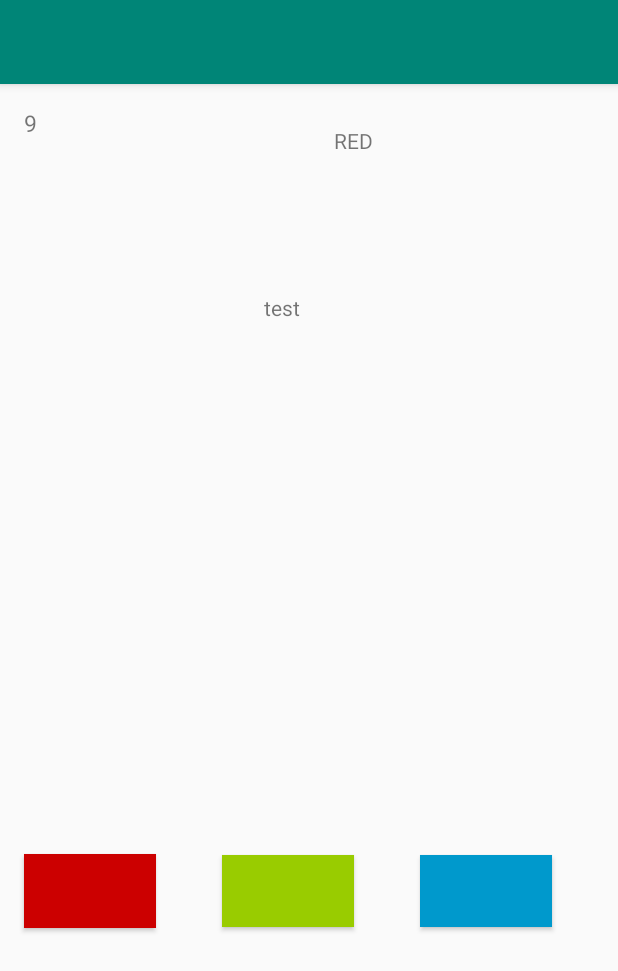
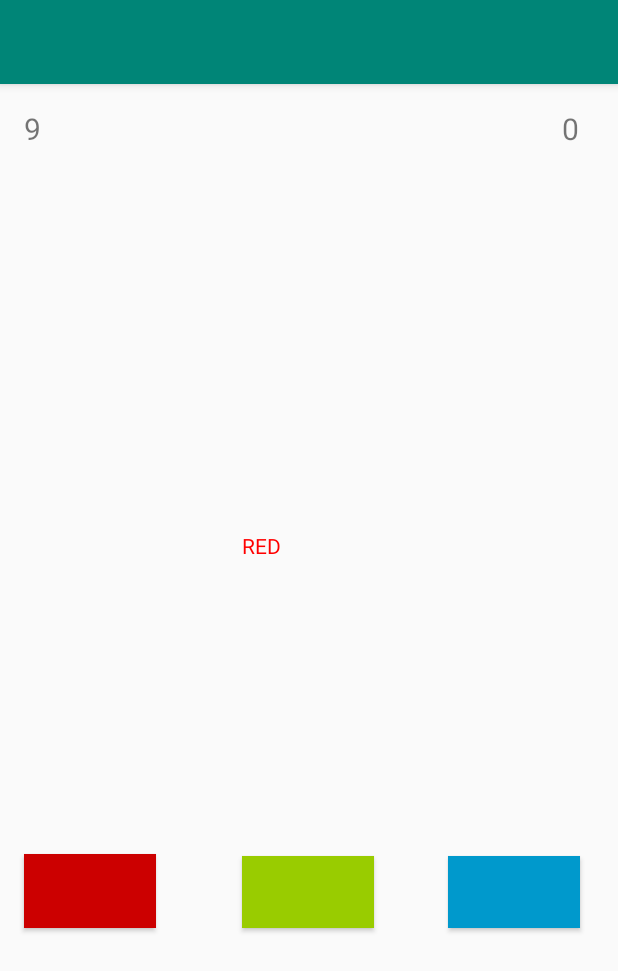
Before and after one commit to CaNafo/RGB, an Android app: the PlayActivity screen opened directly, with no data from a screen before it, on a phone screen of 412 x 824 dp. Shown: the top 971 px of the screen. Run offline under Robolectric (Android 15) with nearby library versions, the phone set to English and light mode, and no system bars.

Commit message:
eto animacija

```diff
--- a/app/src/main/java/com/example/ca/rgb/PlayActivity.java
+++ b/app/src/main/java/com/example/ca/rgb/PlayActivity.java
@@ -6,6 +6,7 @@ import android.os.CountDownTimer;
 import android.support.v7.app.AppCompatActivity;
 import android.os.Bundle;
 import android.view.View;
+import android.view.animation.TranslateAnimation;
 import android.widget.Button;
 import android.widget.TextView;
 
@@ -14,13 +15,14 @@ import java.util.Random;
 public class PlayActivity extends AppCompatActivity {
     private int score = 0;
     private CountDownTimer countDownTimer;
+
     @Override
     protected void onCreate(Bundle savedInstanceState) {
         super.onCreate(savedInstanceState);
         setContentView(R.layout.activity_play);
 
         final TextView textView3 = findViewById(R.id.textView3);
-        textView3.setTextSize(15);
+        ((TextView)(findViewById(R.id.textView2))).setText("0");
 
         Button redBtn = findViewById(R.id.redBtn);
         Button greenBtn = findViewById(R.id.greenBtn);
@@ -29,6 +31,8 @@ public class PlayActivity extends AppCompatActivity {
         redBtn.setOnClickListener(playActionListener);
         greenBtn.setOnClickListener(playActionListener);
         blueBtn.setOnClickListener(playActionListener);
+
+        changeText();
 
         countDownTimer = new CountDownTimer(10000, 1000) {
             @Override
@@ -61,7 +65,6 @@ public class PlayActivity extends AppCompatActivity {
             }else{
                 --score;
                 textView2.setText(String.valueOf(score));
-                countDownTimer.cancel();
             }
         }
     };
@@ -74,6 +77,12 @@ public class PlayActivity extends AppCompatActivity {
         random2 = random2 % 3;
 
         TextView textView = findViewById(R.id.textView);
+
+        TranslateAnimation animObj= new TranslateAnimation(0,textView.getWidth(), 0, 0);
+        animObj.setDuration(1000);
+        animObj.setFillAfter(true);
+
+        textView.setAnimation(animObj);
 
         switch(random){
             case 0:
--- a/app/src/main/res/layout/activity_play.xml
+++ b/app/src/main/res/layout/activity_play.xml
@@ -22,47 +22,49 @@
         android:id="@+id/greenBtn"
         android:layout_width="wrap_content"
         android:layout_height="wrap_content"
-        android:layout_marginStart="44dp"
-        android:layout_marginLeft="44dp"
-        android:layout_marginBottom="206dp"
+        android:layout_marginStart="57dp"
+        android:layout_marginLeft="57dp"
+        android:layout_marginEnd="49dp"
+        android:layout_marginRight="49dp"
+        android:layout_marginBottom="205dp"
         android:background="@android:color/holo_green_light"
         android:tag="green"
         app:layout_constraintBottom_toBottomOf="parent"
+        app:layout_constraintEnd_toStartOf="@+id/blueBtn"
         app:layout_constraintStart_toEndOf="@+id/redBtn" />
 
     <Button
         android:id="@+id/blueBtn"
         android:layout_width="wrap_content"
         android:layout_height="wrap_content"
-        android:layout_marginStart="44dp"
-        android:layout_marginLeft="44dp"
-        android:layout_marginBottom="206dp"
+        android:layout_marginEnd="25dp"
+        android:layout_marginRight="25dp"
+        android:layout_marginBottom="205dp"
         android:background="@android:color/holo_blue_dark"
         android:tag="blue"
         app:layout_constraintBottom_toBottomOf="parent"
-        app:layout_constraintStart_toEndOf="@+id/greenBtn" />
+        app:layout_constraintEnd_toEndOf="parent" />
 
     <TextView
         android:id="@+id/textView"
         android:layout_width="wrap_content"
         android:layout_height="wrap_content"
-        android:layout_marginTop="28dp"
-        android:layout_marginEnd="163dp"
-        android:layout_marginRight="163dp"
-        android:text="RED"
-        app:layout_constraintEnd_toEndOf="parent"
+        android:layout_marginStart="161dp"
+        android:layout_marginLeft="161dp"
+        android:layout_marginTop="298dp"
+        app:layout_constraintStart_toStartOf="parent"
         app:layout_constraintTop_toTopOf="parent" />
 
     <TextView
         android:id="@+id/textView2"
         android:layout_width="wrap_content"
         android:layout_height="wrap_content"
-        android:layout_marginStart="176dp"
-        android:layout_marginLeft="176dp"
-        android:layout_marginTop="92dp"
-        android:text="test"
-        app:layout_constraintStart_toStartOf="parent"
-        app:layout_constraintTop_toBottomOf="@+id/textView" />
+        android:layout_marginTop="16dp"
+        android:layout_marginEnd="26dp"
+        android:layout_marginRight="26dp"
+        android:textSize="20sp"
+        app:layout_constraintEnd_toEndOf="parent"
+        app:layout_constraintTop_toTopOf="parent" />
 
     <TextView
         android:id="@+id/textView3"
@@ -71,6 +73,7 @@
         android:layout_marginStart="16dp"
         android:layout_marginLeft="16dp"
         android:layout_marginTop="16dp"
+        android:textSize="20sp"
         app:layout_constraintStart_toStartOf="parent"
         app:layout_constraintTop_toTopOf="parent" />
 </android.support.constraint.ConstraintLayout>
```
